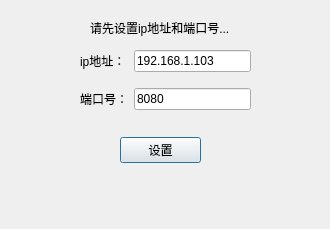
Before: the Qt Designer form Connect.ui in Bingao-hn/Client, drawn with Qt 5.
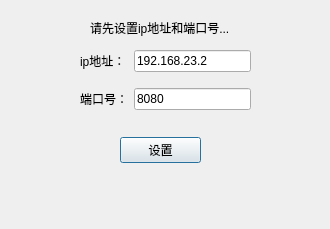
After: the same form once the commit is applied.

Commit message: 功能完成，准备完善界面

Diff of the .ui file:
```diff
--- a/Connect.ui
+++ b/Connect.ui
@@ -59,7 +59,7 @@
     <item row="0" column="1">
      <widget class="QLineEdit" name="ip">
       <property name="text">
-       <string>192.168.1.103</string>
+       <string>192.168.23.2</string>
       </property>
      </widget>
     </item>
```
The commit also changes 6 other files.
